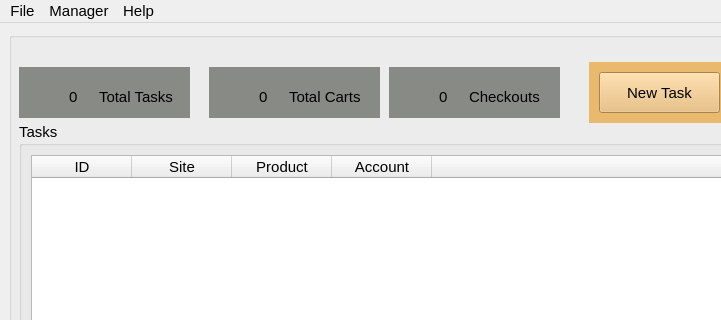
The window that rabbit/view/ui/rabbit.ui (phongtran0715/shoppingbot) describes before a commit, drawn with Qt 5; both pictures show x 0 to 721 and y 0 to 320 of the 1239 by 700 pixel window.
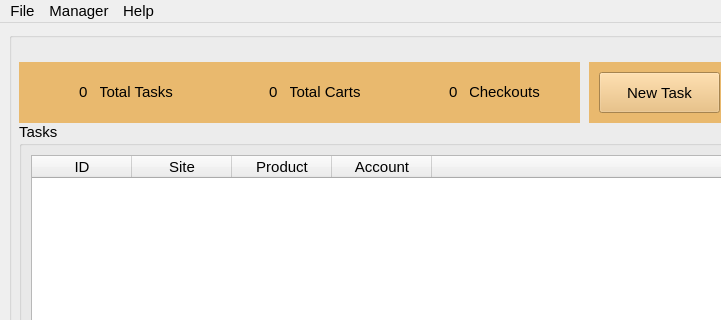
The same window after the commit. Icons and pictures are not drawn.

```diff
--- a/rabbit/view/ui/rabbit.ui
+++ b/rabbit/view/ui/rabbit.ui
@@ -44,183 +44,6 @@
       <property name="alignment">
        <set>Qt::AlignLeading|Qt::AlignLeft|Qt::AlignTop</set>
       </property>
-      <widget class="QWidget" name="widget" native="true">
-       <property name="geometry">
-        <rect>
-         <x>10</x>
-         <y>35</y>
-         <width>171</width>
-         <height>51</height>
-        </rect>
-       </property>
-       <property name="styleSheet">
-        <string notr="true">background-color: rgb(136, 138, 133);
-font: 11pt &quot;Cantarell&quot;;</string>
-       </property>
-       <widget class="QLabel" name="label">
-        <property name="geometry">
-         <rect>
-          <x>80</x>
-          <y>20</y>
-          <width>81</width>
-          <height>20</height>
-         </rect>
-        </property>
-        <property name="text">
-         <string>Total Tasks</string>
-        </property>
-       </widget>
-       <widget class="QLabel" name="lbTotalTask">
-        <property name="geometry">
-         <rect>
-          <x>50</x>
-          <y>20</y>
-          <width>21</width>
-          <height>20</height>
-         </rect>
-        </property>
-        <property name="text">
-         <string>0</string>
-        </property>
-       </widget>
-       <widget class="QLabel" name="lbIconTotalTask">
-        <property name="geometry">
-         <rect>
-          <x>10</x>
-          <y>10</y>
-          <width>31</width>
-          <height>31</height>
-         </rect>
-        </property>
-        <property name="text">
-         <string/>
-        </property>
-        <property name="pixmap">
-         <pixmap>../../images/tasks.png</pixmap>
-        </property>
-        <property name="scaledContents">
-         <bool>true</bool>
-        </property>
-       </widget>
-      </widget>
-      <widget class="QWidget" name="widget_2" native="true">
-       <property name="geometry">
-        <rect>
-         <x>200</x>
-         <y>35</y>
-         <width>171</width>
-         <height>51</height>
-        </rect>
-       </property>
-       <property name="styleSheet">
-        <string notr="true">background-color: rgb(136, 138, 133);
-font: 11pt &quot;Cantarell&quot;;</string>
-       </property>
-       <widget class="QLabel" name="label_4">
-        <property name="geometry">
-         <rect>
-          <x>80</x>
-          <y>20</y>
-          <width>81</width>
-          <height>20</height>
-         </rect>
-        </property>
-        <property name="text">
-         <string>Total Carts</string>
-        </property>
-       </widget>
-       <widget class="QLabel" name="lbTotalCarts">
-        <property name="geometry">
-         <rect>
-          <x>50</x>
-          <y>20</y>
-          <width>21</width>
-          <height>20</height>
-         </rect>
-        </property>
-        <property name="text">
-         <string>0</string>
-        </property>
-       </widget>
-       <widget class="QLabel" name="label_6">
-        <property name="geometry">
-         <rect>
-          <x>10</x>
-          <y>10</y>
-          <width>31</width>
-          <height>31</height>
-         </rect>
-        </property>
-        <property name="text">
-         <string/>
-        </property>
-        <property name="pixmap">
-         <pixmap>../../images/cart.png</pixmap>
-        </property>
-        <property name="scaledContents">
-         <bool>true</bool>
-        </property>
-       </widget>
-      </widget>
-      <widget class="QWidget" name="widget_3" native="true">
-       <property name="geometry">
-        <rect>
-         <x>380</x>
-         <y>35</y>
-         <width>171</width>
-         <height>51</height>
-        </rect>
-       </property>
-       <property name="styleSheet">
-        <string notr="true">background-color: rgb(136, 138, 133);
-font: 11pt &quot;Cantarell&quot;;</string>
-       </property>
-       <widget class="QLabel" name="label_7">
-        <property name="geometry">
-         <rect>
-          <x>80</x>
-          <y>20</y>
-          <width>81</width>
-          <height>20</height>
-         </rect>
-        </property>
-        <property name="text">
-         <string>Checkouts</string>
-        </property>
-       </widget>
-       <widget class="QLabel" name="lbTotalCheckouts">
-        <property name="geometry">
-         <rect>
-          <x>50</x>
-          <y>20</y>
-          <width>21</width>
-          <height>20</height>
-         </rect>
-        </property>
-        <property name="text">
-         <string>0</string>
-        </property>
-       </widget>
-       <widget class="QLabel" name="label_9">
-        <property name="geometry">
-         <rect>
-          <x>10</x>
-          <y>10</y>
-          <width>31</width>
-          <height>31</height>
-         </rect>
-        </property>
-        <property name="text">
-         <string/>
-        </property>
-        <property name="pixmap">
-         <pixmap>../../images/success.png</pixmap>
-        </property>
-        <property name="scaledContents">
-         <bool>true</bool>
-        </property>
-       </widget>
-      </widget>
       <widget class="QWidget" name="widget_4" native="true">
        <property name="geometry">
         <rect>
@@ -455,6 +278,196 @@
         </iconset>
        </property>
       </widget>
+      <widget class="QWidget" name="widget_5" native="true">
+       <property name="geometry">
+        <rect>
+         <x>10</x>
+         <y>30</y>
+         <width>561</width>
+         <height>61</height>
+        </rect>
+       </property>
+       <property name="styleSheet">
+        <string notr="true">background-color: rgb(233, 185, 110);</string>
+       </property>
+       <widget class="QWidget" name="widget" native="true">
+        <property name="geometry">
+         <rect>
+          <x>10</x>
+          <y>10</y>
+          <width>171</width>
+          <height>41</height>
+         </rect>
+        </property>
+        <property name="styleSheet">
+         <string notr="true">font: 11pt &quot;Cantarell&quot;;</string>
+        </property>
+        <widget class="QLabel" name="label">
+         <property name="geometry">
+          <rect>
+           <x>70</x>
+           <y>10</y>
+           <width>81</width>
+           <height>20</height>
+          </rect>
+         </property>
+         <property name="text">
+          <string>Total Tasks</string>
+         </property>
+        </widget>
+        <widget class="QLabel" name="lbTotalTask">
+         <property name="geometry">
+          <rect>
+           <x>50</x>
+           <y>10</y>
+           <width>21</width>
+           <height>20</height>
+          </rect>
+         </property>
+         <property name="text">
+          <string>0</string>
+         </property>
+        </widget>
+        <widget class="QLabel" name="lbIconTotalTask">
+         <property name="geometry">
+          <rect>
+           <x>0</x>
+           <y>0</y>
+           <width>41</width>
+           <height>41</height>
+          </rect>
+         </property>
+         <property name="text">
+          <string/>
+         </property>
+         <property name="pixmap">
+          <pixmap>../../images/tasks.png</pixmap>
+         </property>
+         <property name="scaledContents">
+          <bool>true</bool>
+         </property>
+        </widget>
+       </widget>
+       <widget class="QWidget" name="widget_2" native="true">
+        <property name="geometry">
+         <rect>
+          <x>200</x>
+          <y>10</y>
+          <width>171</width>
+          <height>41</height>
+         </rect>
+        </property>
+        <property name="styleSheet">
+         <string notr="true">font: 11pt &quot;Cantarell&quot;;</string>
+        </property>
+        <widget class="QLabel" name="label_4">
+         <property name="geometry">
+          <rect>
+           <x>70</x>
+           <y>10</y>
+           <width>81</width>
+           <height>20</height>
+          </rect>
+         </property>
+         <property name="styleSheet">
+          <string notr="true">font: 75 11pt &quot;MS Shell Dlg 2&quot;;</string>
+         </property>
+         <property name="text">
+          <string>Total Carts</string>
+         </property>
+        </widget>
+        <widget class="QLabel" name="lbTotalCarts">
+         <property name="geometry">
+          <rect>
+           <x>50</x>
+           <y>10</y>
+           <width>21</width>
+           <height>20</height>
+          </rect>
+         </property>
+         <property name="text">
+          <string>0</string>
+         </property>
+        </widget>
+        <widget class="QLabel" name="label_6">
+         <property name="geometry">
+          <rect>
+           <x>0</x>
+           <y>0</y>
+           <width>41</width>
+           <height>41</height>
+          </rect>
+         </property>
+         <property name="text">
+          <string/>
+         </property>
+         <property name="pixmap">
+          <pixmap>../../images/cart.png</pixmap>
+         </property>
+         <property name="scaledContents">
+          <bool>true</bool>
+         </property>
+        </widget>
+       </widget>
+       <widget class="QWidget" name="widget_3" native="true">
+        <property name="geometry">
+         <rect>
+          <x>380</x>
+          <y>10</y>
+          <width>171</width>
+          <height>41</height>
+         </rect>
+        </property>
+        <property name="styleSheet">
+         <string notr="true">font: 11pt &quot;Cantarell&quot;;</string>
+        </property>
+        <widget class="QLabel" name="label_7">
+         <property name="geometry">
+          <rect>
+           <x>70</x>
+           <y>10</y>
+           <width>81</width>
+           <height>20</height>
+          </rect>
+         </property>
+         <property name="text">
+          <string>Checkouts</string>
+         </property>
+        </widget>
+        <widget class="QLabel" name="lbTotalCheckouts">
+         <property name="geometry">
+          <rect>
+           <x>50</x>
+           <y>10</y>
+           <width>21</width>
+           <height>20</height>
+          </rect>
+         </property>
+         <property name="text">
+          <string>0</string>
+         </property>
+        </widget>
+        <widget class="QLabel" name="label_9">
+         <property name="geometry">
+          <rect>
+           <x>0</x>
+           <y>0</y>
+           <width>41</width>
+           <height>41</height>
+          </rect>
+         </property>
+         <property name="text">
+          <string/>
+         </property>
+         <property name="pixmap">
+          <pixmap>../../images/success.png</pixmap>
+         </property>
+         <property name="scaledContents">
+          <bool>true</bool>
+         </property>
+        </widget>
+       </widget>
+      </widget>
      </widget>
     </item>
    </layout>
```
Left out of the diff: 82 changed lines with no effect on the pictures.
